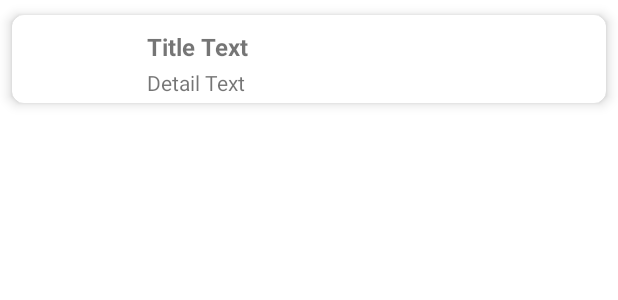
After one commit to JulienS69/Application_Gestion_Films, an Android app: the layout car_view_item_layout_list.xml on its own in the app's theme, with its tools: preview values and no code run, on a phone screen of 412 x 824 dp. The commit adds this screen. Shown: the top 300 px of the screen. Run offline under Robolectric (Android 15) with nearby library versions, the phone set to English and light mode, and no system bars.

Commit message:
[MOB] Mise en place de la RecyclerView et récupération de la liste de film de la base de données.

```diff
--- a/app/build.gradle
+++ b/app/build.gradle
@@ -40,6 +40,7 @@ dependencies {
     implementation 'androidx.appcompat:appcompat:1.4.1'
     implementation 'com.google.android.material:material:1.5.0'
     implementation 'androidx.constraintlayout:constraintlayout:2.1.3'
+    implementation 'com.google.firebase:firebase-firestore:24.1.2'
     testImplementation 'junit:junit:4.13.2'
     androidTestImplementation 'androidx.test.ext:junit:1.1.3'
     androidTestImplementation 'androidx.test.espresso:espresso-core:3.4.0'
--- a/app/src/main/java/com/example/application_gestion_films/LoginActivity.kt
+++ b/app/src/main/java/com/example/application_gestion_films/LoginActivity.kt
@@ -42,7 +42,6 @@ class LoginActivity : AppCompatActivity() {
                     Toast.makeText(this, "Connecté avec succès !", Toast.LENGTH_SHORT).show()
                     startActivity(intent)
                     finish()
-                    startActivity(intent2)
                 }
             }.addOnFailureListener { exception ->
                 Toast.makeText(this, "Email ou mot de passe incorrect", Toast.LENGTH_SHORT).show()
--- /dev/null
+++ b/app/src/main/res/layout/car_view_item_layout_list.xml
@@ -0,0 +1,46 @@
+<?xml version="1.0" encoding="utf-8"?>
+<androidx.cardview.widget.CardView xmlns:android="http://schemas.android.com/apk/res/android"
+    android:layout_width="match_parent"
+    android:layout_height="wrap_content"
+    xmlns:app="http://schemas.android.com/apk/res-auto"
+    app:cardCornerRadius="8dp"
+    android:layout_marginBottom="16dp"
+    app:cardElevation="5dp"
+    app:cardPreventCornerOverlap="true"
+    app:cardUseCompatPadding="true">
+
+    <RelativeLayout
+        android:layout_width="match_parent"
+        android:layout_height="wrap_content"
+        android:paddingBottom="4dp">
+        <ImageView
+            android:id="@+id/item_image"
+            android:layout_width="wrap_content"
+            android:layout_height="wrap_content"
+            android:layout_marginLeft="5dp"
+            android:layout_marginTop="6dp"
+            />
+
+        <TextView
+            android:layout_width="match_parent"
+            android:layout_height="wrap_content"
+            android:id="@+id/item_title"
+            android:layout_marginTop="10dp"
+            android:text="Title Text"
+            android:layout_marginLeft="90dp"
+            android:textStyle="bold"
+            android:textSize="16dp"
+            />
+
+        <TextView
+            android:layout_width="match_parent"
+            android:layout_height="wrap_content"
+            android:id="@+id/item_detail"
+            android:layout_marginTop="35dp"
+            android:text="Detail Text"
+            android:layout_marginLeft="90dp"
+        />
+
+    </RelativeLayout>
+
+</androidx.cardview.widget.CardView>
```
Also changed, not shown: app/src/main/java/com/example/application_gestion_films/HomeActivity.kt (+89 -2 lines), app/src/main/java/com/example/application_gestion_films/ItemList.kt (added, +14 -0 lines), app/src/main/java/com/example/application_gestion_films/RecyclerAdapter.kt (added, +69 -0 lines), app/src/main/java/com/example/application_gestion_films/model/Film.kt (added, +18 -0 lines), app/src/main/res/layout/activity_home.xml (+18 -2 lines).
